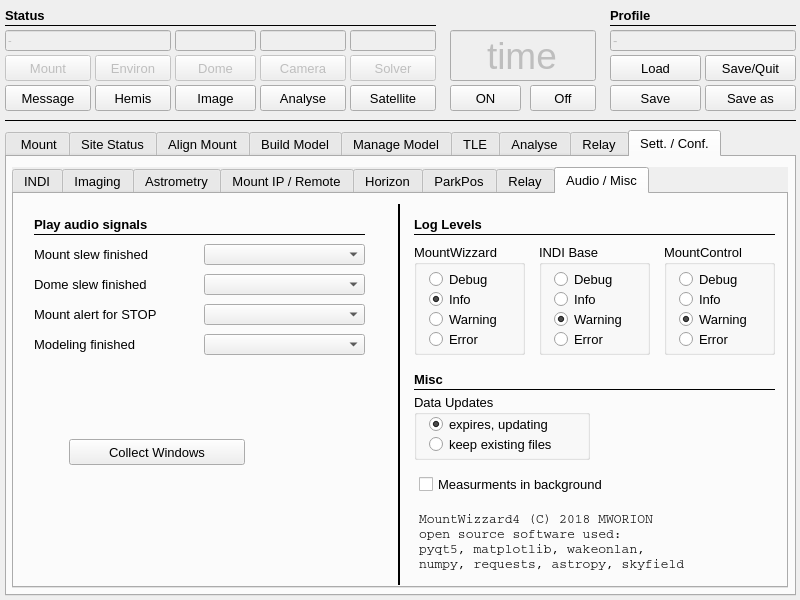
mworion/MountWizzard4, file mw4/gui/widgets/main.ui: the form before one commit.
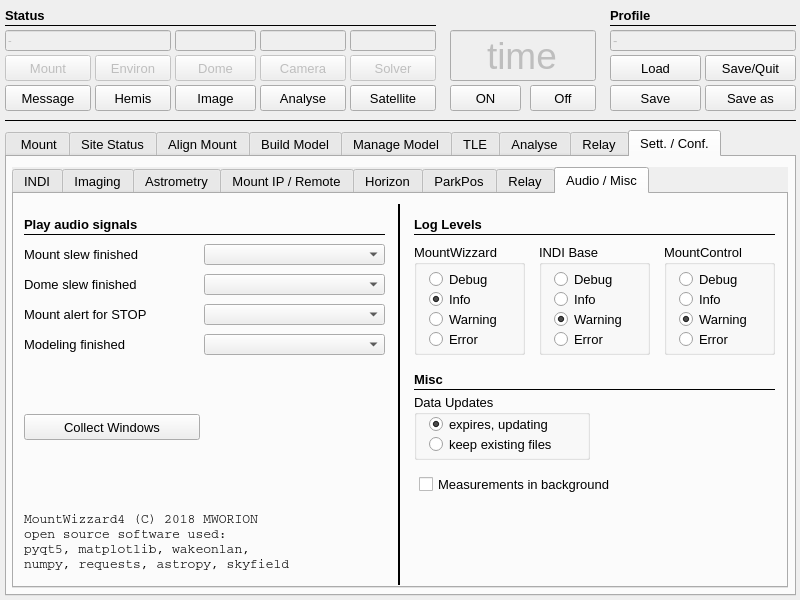
The form after the commit. The open tabs and pages were chosen to show the change.

Commit message: added measurement enable / disable in function

```diff
--- a/mw4/gui/widgets/main.ui
+++ b/mw4/gui/widgets/main.ui
@@ -15725,7 +15725,7 @@
         <rect>
          <x>190</x>
          <y>50</y>
-         <width>161</width>
+         <width>181</width>
          <height>21</height>
         </rect>
        </property>
@@ -15736,7 +15736,7 @@
       <widget class="QLabel" name="label_210">
        <property name="geometry">
         <rect>
-         <x>20</x>
+         <x>10</x>
          <y>20</y>
          <width>161</width>
          <height>21</height>
@@ -15756,9 +15756,9 @@
       <widget class="Line" name="line_24">
        <property name="geometry">
         <rect>
-         <x>20</x>
+         <x>10</x>
          <y>40</y>
-         <width>331</width>
+         <width>361</width>
          <height>1</height>
         </rect>
        </property>
@@ -15801,7 +15801,7 @@
         <rect>
          <x>190</x>
          <y>110</y>
-         <width>161</width>
+         <width>181</width>
          <height>21</height>
         </rect>
        </property>
@@ -15814,7 +15814,7 @@
         <rect>
          <x>190</x>
          <y>80</y>
-         <width>161</width>
+         <width>181</width>
          <height>21</height>
         </rect>
        </property>
@@ -15825,7 +15825,7 @@
       <widget class="QLabel" name="label_212">
        <property name="geometry">
         <rect>
-         <x>20</x>
+         <x>10</x>
          <y>50</y>
          <width>136</width>
          <height>21</height>
@@ -15843,7 +15843,7 @@
       <widget class="QLabel" name="label_214">
        <property name="geometry">
         <rect>
-         <x>20</x>
+         <x>10</x>
          <y>80</y>
          <width>136</width>
          <height>21</height>
@@ -15861,7 +15861,7 @@
       <widget class="QLabel" name="label_215">
        <property name="geometry">
         <rect>
-         <x>20</x>
+         <x>10</x>
          <y>110</y>
          <width>136</width>
          <height>21</height>
@@ -15879,7 +15879,7 @@
       <widget class="QLabel" name="label_217">
        <property name="geometry">
         <rect>
-         <x>20</x>
+         <x>10</x>
          <y>140</y>
          <width>136</width>
          <height>21</height>
@@ -15899,7 +15899,7 @@
         <rect>
          <x>190</x>
          <y>140</y>
-         <width>161</width>
+         <width>181</width>
          <height>21</height>
         </rect>
        </property>
@@ -16040,9 +16040,9 @@
       <widget class="QLabel" name="le_firmwareProductName_3">
        <property name="geometry">
         <rect>
-         <x>405</x>
+         <x>10</x>
          <y>330</y>
-         <width>271</width>
+         <width>361</width>
          <height>21</height>
         </rect>
        </property>
@@ -16059,9 +16059,9 @@
       <widget class="QLabel" name="le_firmwareProductName_4">
        <property name="geometry">
         <rect>
-         <x>405</x>
+         <x>10</x>
          <y>345</y>
-         <width>321</width>
+         <width>361</width>
          <height>21</height>
         </rect>
        </property>
@@ -16078,7 +16078,7 @@
       <widget class="QLabel" name="le_firmwareProductName_2">
        <property name="geometry">
         <rect>
-         <x>405</x>
+         <x>10</x>
          <y>315</y>
          <width>271</width>
          <height>21</height>
@@ -16097,8 +16097,8 @@
       <widget class="QPushButton" name="btn_resetWindowSizes">
        <property name="geometry">
         <rect>
-         <x>55</x>
-         <y>245</y>
+         <x>10</x>
+         <y>220</y>
          <width>176</width>
          <height>26</height>
         </rect>
@@ -16122,9 +16122,9 @@
       <widget class="QLabel" name="le_firmwareProductName_5">
        <property name="geometry">
         <rect>
-         <x>405</x>
+         <x>10</x>
          <y>360</y>
-         <width>321</width>
+         <width>361</width>
          <height>21</height>
         </rect>
        </property>
@@ -16501,7 +16501,7 @@
         <enum>Qt::LeftToRight</enum>
        </property>
        <property name="text">
-        <string>Measurments in background</string>
+        <string>Measurements in background</string>
        </property>
        <property name="checked">
         <bool>false</bool>
```
Left out of the diff: 12 changed lines with no effect on the pictures. The commit also changes 5 other files.
